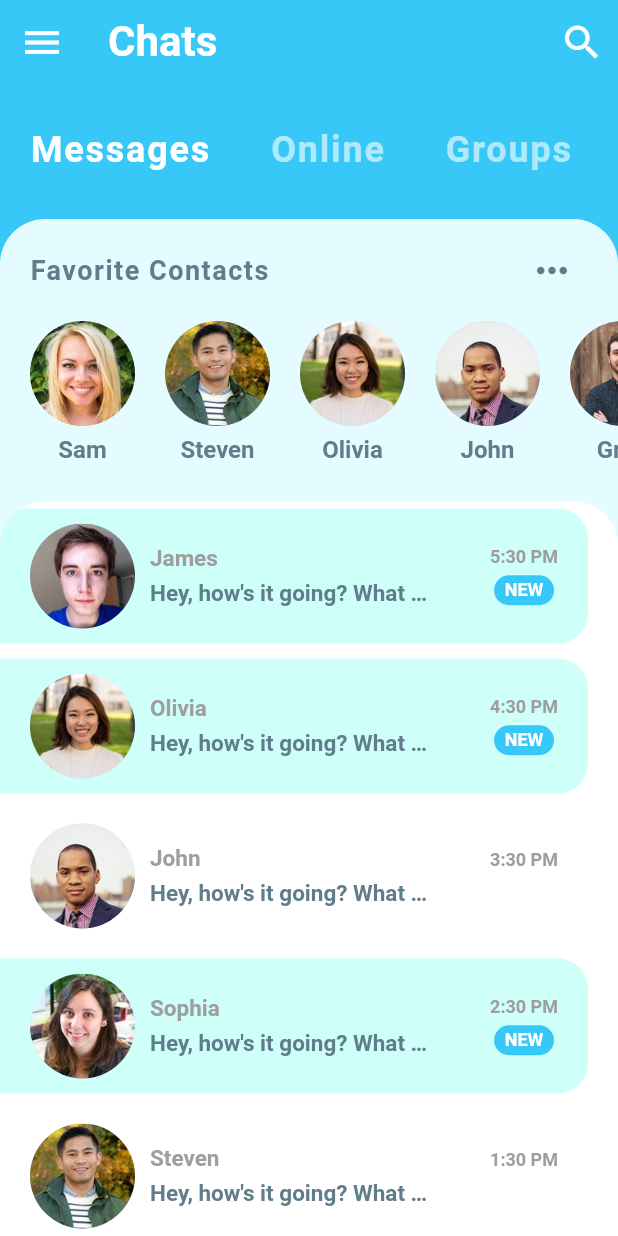
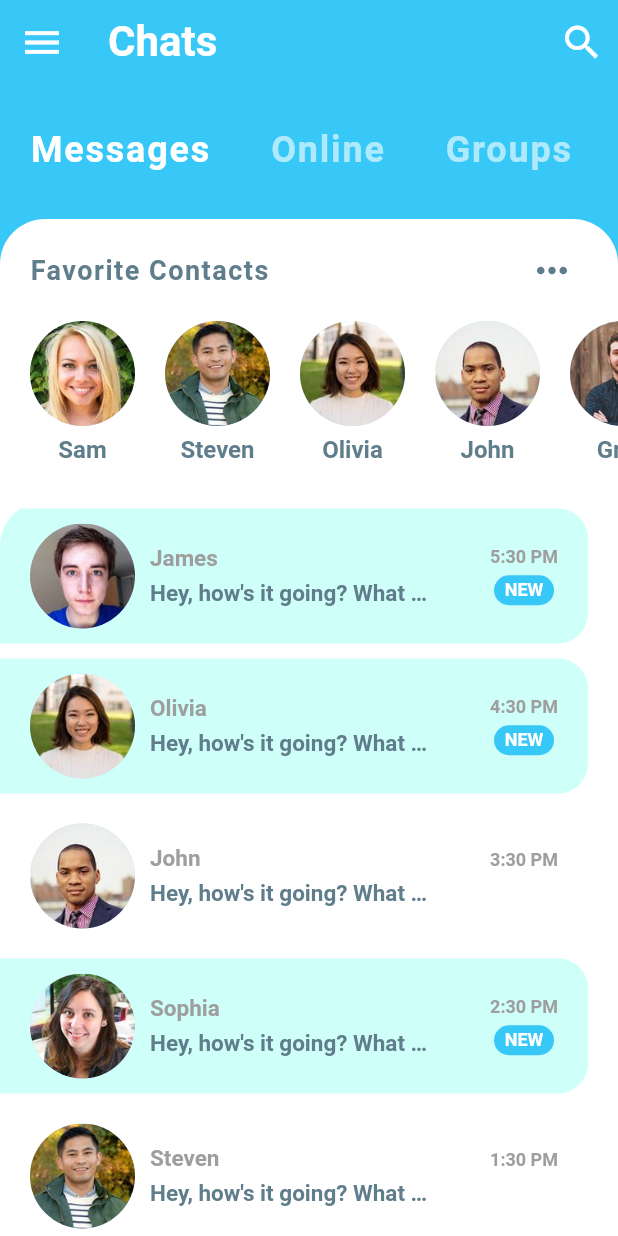
Before and after one commit to andersmh/messenger_concept, a Flutter app: the screen it shows after launch, on a phone screen of 412 x 824 dp. Run offline on Flutter 3.47's test engine with Material 2 defaults, Android fonts, the phone set to English and light mode, and no system bars.

Commit message:
Final push

```diff
--- a/lib/screens/home_screen.dart
+++ b/lib/screens/home_screen.dart
@@ -1,8 +1,8 @@
 import 'package:flutter/material.dart';
-import 'package:messenger_concept/models/message_model.dart';
-import 'package:messenger_concept/widgets/favorite_contacts.dart';
-import 'package:messenger_concept/widgets/recent_chats.dart';
+
 import '../widgets/category_selector.dart';
+import '../widgets/favorite_contacts.dart';
+import '../widgets/recent_chats.dart';
 
 class HomeScreen extends StatefulWidget {
   @override
@@ -50,7 +50,7 @@ class _HomeScreenState extends State<HomeScreen> {
           Expanded(
             child: Container(
               decoration: BoxDecoration(
-                color: Theme.of(context).accentColor,
+                color: Colors.white,
                 borderRadius: BorderRadius.only(
                   topLeft: Radius.circular(
                     30.0,
```
